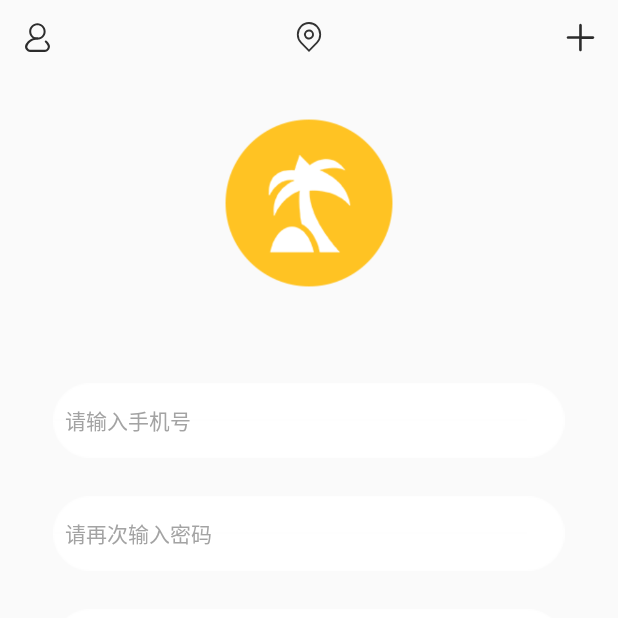
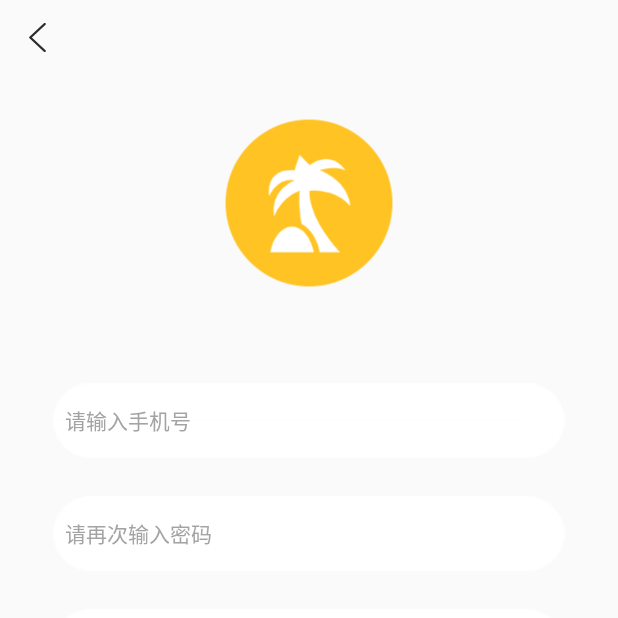
Before and after one commit to GolThr/TravelGuide, an Android app: the RegisterActivity screen opened directly, with no data from a screen before it, on a phone screen of 412 x 824 dp, the top half of it. Run offline under Robolectric (Android 15) with nearby library versions, the phone set to English and light mode, and no system bars; our stand-ins replace CircleImageView.

Commit message:
GolThr(1507)

```diff
--- a/app/src/main/res/layout/activity_register.xml
+++ b/app/src/main/res/layout/activity_register.xml
@@ -9,7 +9,7 @@
     android:layout_height="match_parent"
     android:orientation="vertical">
 
-    <include layout="@layout/title_bar_main" /><!--引入标题栏-->
+    <include layout="@layout/title_bar_default" /><!--引入标题栏-->
 
     <LinearLayout
         android:layout_width="match_parent"
```
